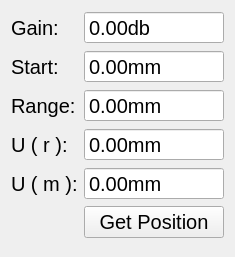
Above: ui/wizard/calibration/tofd_properties_widget.ui from 15903016222/Voice before the change. Below: the same form after it.
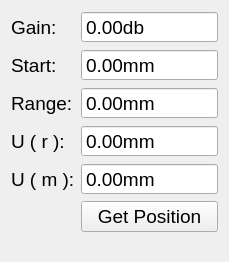
That is the form after the change.

What changed in the file:
```diff
--- a/ui/wizard/calibration/tofd_properties_widget.ui
+++ b/ui/wizard/calibration/tofd_properties_widget.ui
@@ -6,13 +6,13 @@
    <rect>
     <x>0</x>
     <y>0</y>
-    <width>235</width>
-    <height>257</height>
+    <width>229</width>
+    <height>262</height>
    </rect>
   </property>
   <property name="font">
    <font>
-    <pointsize>15</pointsize>
+    <pointsize>10</pointsize>
    </font>
   </property>
   <property name="windowTitle">
@@ -35,7 +35,7 @@
      </property>
      <property name="font">
       <font>
-       <pointsize>15</pointsize>
+       <pointsize>14</pointsize>
       </font>
      </property>
      <property name="text">
@@ -46,14 +46,14 @@
    <item row="0" column="1">
     <widget class="QDoubleSpinBox" name="gainDoubleSpinBox">
      <property name="sizePolicy">
-      <sizepolicy hsizetype="Expanding" vsizetype="Preferred">
+      <sizepolicy hsizetype="Preferred" vsizetype="Preferred">
        <horstretch>0</horstretch>
        <verstretch>0</verstretch>
       </sizepolicy>
      </property>
      <property name="font">
       <font>
-       <pointsize>15</pointsize>
+       <pointsize>14</pointsize>
       </font>
      </property>
      <property name="buttonSymbols">
@@ -74,7 +74,7 @@
      </property>
      <property name="font">
       <font>
-       <pointsize>15</pointsize>
+       <pointsize>14</pointsize>
       </font>
      </property>
      <property name="text">
@@ -85,14 +85,14 @@
    <item row="1" column="1">
     <widget class="QDoubleSpinBox" name="startDoubleSpinBox">
      <property name="sizePolicy">
-      <sizepolicy hsizetype="Expanding" vsizetype="Preferred">
+      <sizepolicy hsizetype="Preferred" vsizetype="Preferred">
        <horstretch>0</horstretch>
        <verstretch>0</verstretch>
       </sizepolicy>
      </property>
      <property name="font">
       <font>
-       <pointsize>15</pointsize>
+       <pointsize>14</pointsize>
       </font>
      </property>
      <property name="buttonSymbols">
@@ -113,7 +113,7 @@
      </property>
      <property name="font">
       <font>
-       <pointsize>15</pointsize>
+       <pointsize>14</pointsize>
       </font>
      </property>
      <property name="text">
@@ -124,14 +124,14 @@
    <item row="2" column="1">
     <widget class="QDoubleSpinBox" name="rangeDoubleSpinBox">
      <property name="sizePolicy">
-      <sizepolicy hsizetype="Expanding" vsizetype="Preferred">
+      <sizepolicy hsizetype="Preferred" vsizetype="Preferred">
        <horstretch>0</horstretch>
        <verstretch>0</verstretch>
       </sizepolicy>
      </property>
      <property name="font">
       <font>
-       <pointsize>15</pointsize>
+       <pointsize>14</pointsize>
       </font>
      </property>
      <property name="buttonSymbols">
@@ -152,7 +152,7 @@
      </property>
      <property name="font">
       <font>
-       <pointsize>15</pointsize>
+       <pointsize>14</pointsize>
       </font>
      </property>
      <property name="text">
@@ -163,14 +163,14 @@
    <item row="3" column="1">
     <widget class="QDoubleSpinBox" name="urDoubleSpinBox">
      <property name="sizePolicy">
-      <sizepolicy hsizetype="Expanding" vsizetype="Preferred">
+      <sizepolicy hsizetype="Preferred" vsizetype="Preferred">
        <horstretch>0</horstretch>
        <verstretch>0</verstretch>
       </sizepolicy>
      </property>
      <property name="font">
       <font>
-       <pointsize>15</pointsize>
+       <pointsize>14</pointsize>
       </font>
      </property>
      <property name="buttonSymbols">
@@ -191,7 +191,7 @@
      </property>
      <property name="font">
       <font>
-       <pointsize>15</pointsize>
+       <pointsize>14</pointsize>
       </font>
      </property>
      <property name="text">
@@ -202,14 +202,14 @@
    <item row="4" column="1">
     <widget class="QDoubleSpinBox" name="umDoubleSpinBox">
      <property name="sizePolicy">
-      <sizepolicy hsizetype="Expanding" vsizetype="Preferred">
+      <sizepolicy hsizetype="Preferred" vsizetype="Preferred">
        <horstretch>0</horstretch>
        <verstretch>0</verstretch>
       </sizepolicy>
      </property>
      <property name="font">
       <font>
-       <pointsize>15</pointsize>
+       <pointsize>14</pointsize>
       </font>
      </property>
      <property name="buttonSymbols">
@@ -223,7 +223,7 @@
    <item row="5" column="1">
     <widget class="QPushButton" name="getPositionBtn">
      <property name="sizePolicy">
-      <sizepolicy hsizetype="Expanding" vsizetype="Preferred">
+      <sizepolicy hsizetype="Preferred" vsizetype="Preferred">
        <horstretch>0</horstretch>
        <verstretch>0</verstretch>
       </sizepolicy>
@@ -236,7 +236,7 @@
      </property>
      <property name="font">
       <font>
-       <pointsize>15</pointsize>
+       <pointsize>14</pointsize>
       </font>
      </property>
      <property name="text">
```
